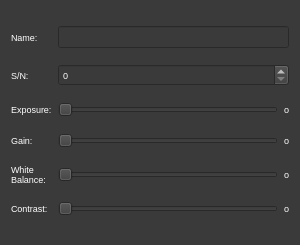
Above: ui/settingPopUpMenu.ui from AllenNeuralDynamics/parallax before the change. Below: the same form after it.
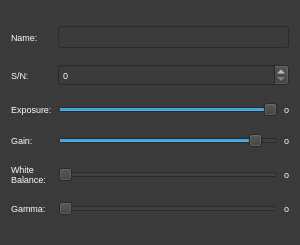
That is the form after the change.

Commit message: gain and exposure settings in slide bar implemented

Diff of the .ui file:
```diff
--- a/ui/settingPopUpMenu.ui
+++ b/ui/settingPopUpMenu.ui
@@ -68,6 +68,12 @@
    </item>
    <item row="3" column="1">
     <widget class="QSlider" name="gainSlider">
+     <property name="maximum">
+      <number>27</number>
+     </property>
+     <property name="value">
+      <number>25</number>
+     </property>
      <property name="orientation">
       <enum>Qt::Horizontal</enum>
      </property>
@@ -76,7 +82,7 @@
    <item row="5" column="0">
     <widget class="QLabel" name="cntrstLabel">
      <property name="text">
-      <string>Contrast:</string>
+      <string>Gamma:</string>
      </property>
     </widget>
    </item>
@@ -110,6 +116,15 @@
    </item>
    <item row="2" column="1">
     <widget class="QSlider" name="expSlider">
+     <property name="minimum">
+      <number>90000</number>
+     </property>
+     <property name="maximum">
+      <number>250000</number>
+     </property>
+     <property name="value">
+      <number>125000</number>
+     </property>
      <property name="orientation">
       <enum>Qt::Horizontal</enum>
      </property>
```
The commit also changes 3 other files.
